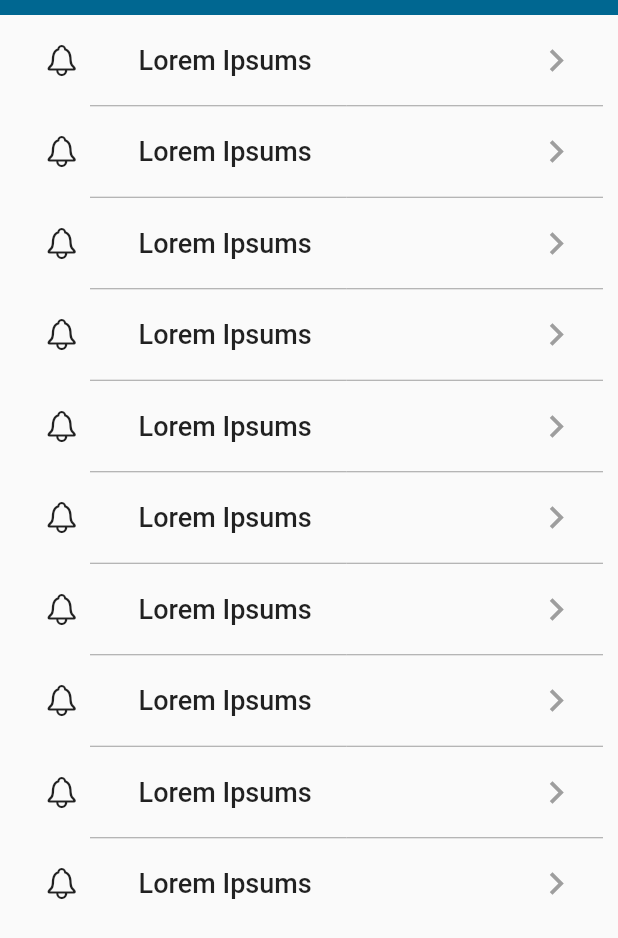
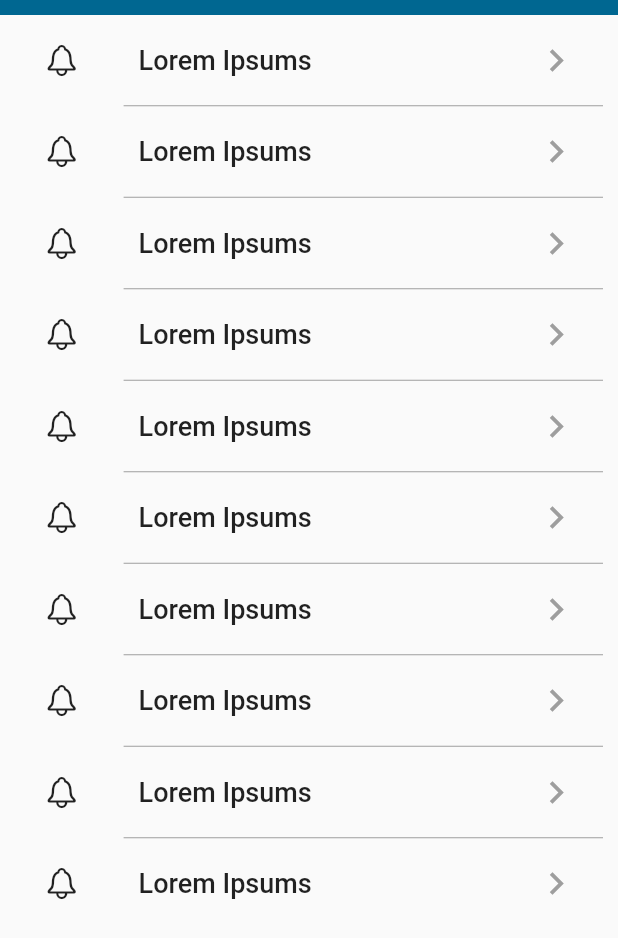
Before and after one commit to anupin/home_exercise, a Flutter app: the NotificationsPage screen opened directly, on a phone screen of 412 x 824 dp. Shown: the top 938 px of the screen. Run offline on Flutter 3.47's test engine with Material 2 defaults, Android fonts, the phone set to English and light mode, and no system bars; our stand-ins replace persistent_bottom_nav_bar, rxdart; missing offline and left inert: clippy_flutter.

```diff
--- a/lib/interface/mobile/pages/home/notifications_page.dart
+++ b/lib/interface/mobile/pages/home/notifications_page.dart
@@ -3,6 +3,7 @@ import 'package:flutter/material.dart';
 import 'package:home_exercise/blocs/notification_bloc.dart';
 import 'package:home_exercise/interface/mobile/widgets/notification_list_item_widget.dart';
 import 'package:home_exercise/models/notification_model.dart';
+import 'package:home_exercise/utils/size_config.dart';
 import 'package:home_exercise/utils/utils.dart';
 
 class NotificationsPage extends StatefulWidget {
@@ -23,6 +24,7 @@ class _NotificationsPageState extends State<NotificationsPage> {
   @override
   Widget build(BuildContext context) {
 
+    SizeConfig().init(context);
     notificationBloc.getNotifications();
 
     return Scaffold(
@@ -67,7 +69,7 @@ class _NotificationsPageState extends State<NotificationsPage> {
                                         );
                                       },
                                       separatorBuilder: (BuildContext context, int index) => Padding(
-                                        padding: EdgeInsets.only(left: 60.0, right: 10.0),
+                                        padding: EdgeInsets.only(left: SizeConfig.blockSizeHorizontal * 20, right: 10.0),
                                         child: Divider(
                                           color: Colors.grey,
                                           height: 1.0,
--- a/lib/interface/mobile/widgets/order_list_item_widget.dart
+++ b/lib/interface/mobile/widgets/order_list_item_widget.dart
@@ -113,6 +113,7 @@ class _OrderListItemWidgetState extends State<OrderListItemWidget> {
                       Flexible(
                         flex: 2,
                         child: Container(
+                          width: SizeConfig.blockSizeHorizontal * 20,
                           decoration: BoxDecoration(
                               color: Colors.grey.withOpacity(0.3),
                               borderRadius: BorderRadius.all(Radius.circular(5.0))
--- a/lib/main.dart
+++ b/lib/main.dart
@@ -31,7 +31,7 @@ class _MyAppState extends State<MyApp> {
     ///Init Manager
     var jsonManager1 = '{"id" : "01", "name" : "Alice", "surname" : "Chioccia", "shift" : "11:00 - 15:30", "restaurantId" : "01"}';
     var jsonManager2 = '{"id" : "02", "name" : "Riccardo", "surname" : "Covik", "shift" : "15:30 - 00:00", "restaurantId" : "02"}';
-    manager = ManagerModel.fromJson(jsonDecode(jsonManager1));
+    manager = ManagerModel.fromJson(jsonDecode(jsonManager2));
 
   }
 
```
Also changed, not shown: lib/interface/mobile/pages/home/customers_page.dart (+5 -2 lines), lib/interface/mobile/screens/home_screen.dart (+6 -1 lines).
